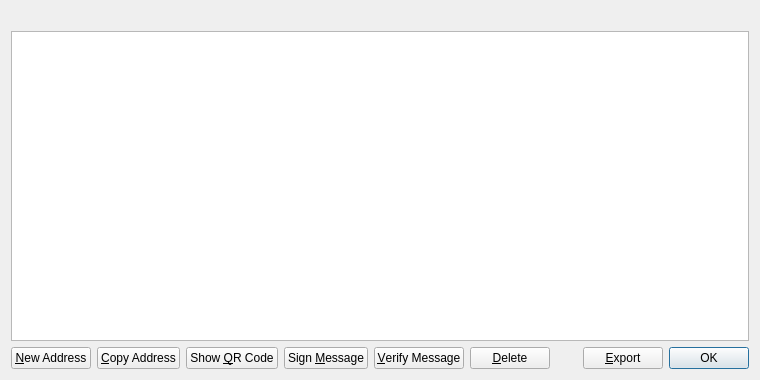
Old version of the form src/qt/forms/addressbookpage.ui in the repository saintcoin/litecoin.
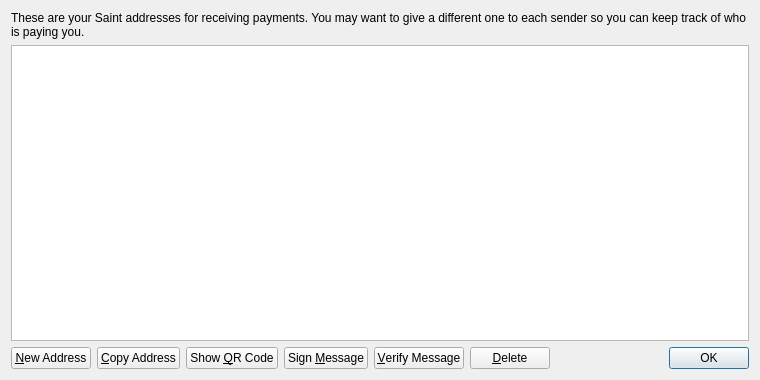
New version of the form. Icons and pictures are not drawn.

```diff
--- a/src/qt/forms/addressbookpage.ui
+++ b/src/qt/forms/addressbookpage.ui
@@ -16,6 +16,9 @@
   <layout class="QVBoxLayout" name="verticalLayout">
    <item>
     <widget class="QLabel" name="labelExplanation">
+     <property name="text">
+      <string>These are your Saint addresses for receiving payments. You may want to give a different one to each sender so you can keep track of who is paying you.</string>
+     </property>
      <property name="textFormat">
       <enum>Qt::PlainText</enum>
      </property>
@@ -148,20 +151,6 @@
        </property>
       </spacer>
      </item>
-     <item>
-      <widget class="QPushButton" name="exportButton">
-       <property name="toolTip">
-        <string>Export the data in the current tab to a file</string>
-       </property>
-       <property name="text">
-        <string>&amp;Export</string>
-       </property>
-       <property name="icon">
-        <iconset resource="../bitcoin.qrc">
-         <normaloff>:/icons/export</normaloff>:/icons/export</iconset>
-       </property>
-      </widget>
-     </item>
      <item>
       <widget class="QDialogButtonBox" name="buttonBox">
        <property name="sizePolicy">
```
Left out of the diff: 6 changed lines with no effect on the pictures.
